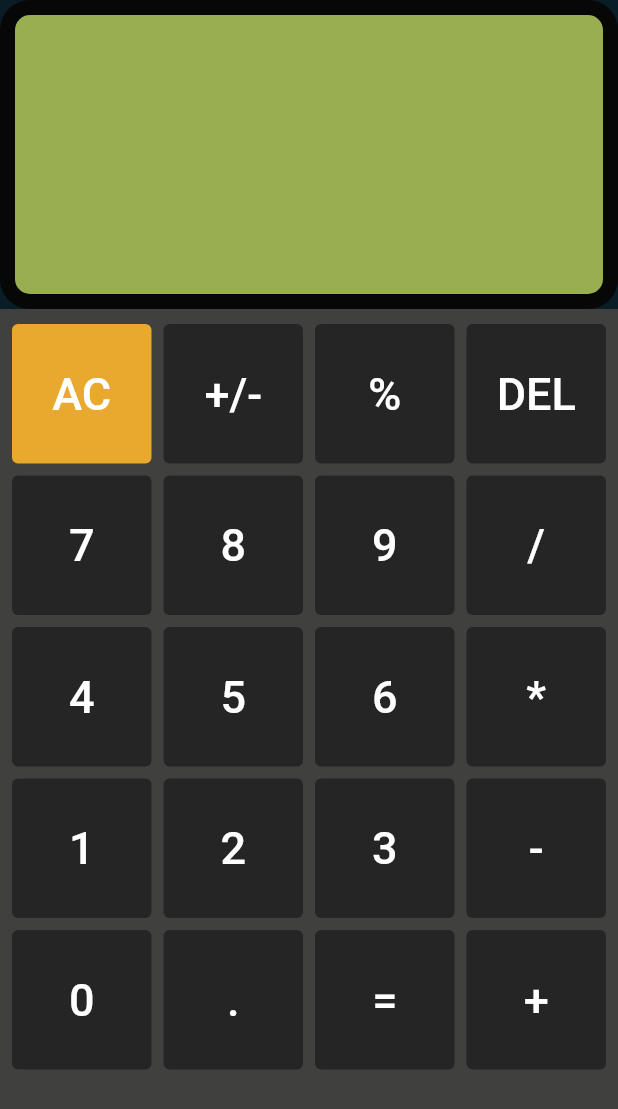
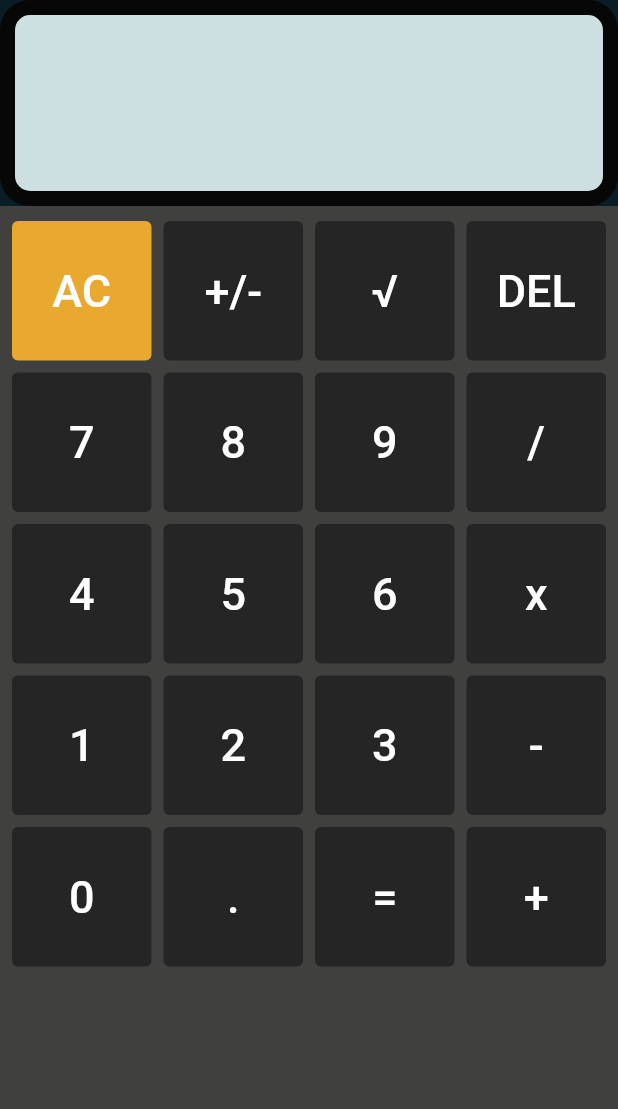
Before and after one commit to devkaio/level_up_02, a Flutter app: the screen it shows after launch, on a phone screen of 412 x 824 dp. Shown: the top 1109 px of the screen. Run offline on Flutter 3.47's test engine with Material 2 defaults, Android fonts, the phone set to English and light mode, and no system bars.

Commit message:
updated files

```diff
--- a/lib/calculator_widget.dart
+++ /dev/null
@@ -1,185 +0,0 @@
-import 'shared/widgets/imports.dart';
-import 'package:flutter/material.dart';
-
-class CalculatorWidget extends StatefulWidget {
-  const CalculatorWidget({Key? key}) : super(key: key);
-
-  @override
-  _CalculatorWidgetState createState() => _CalculatorWidgetState();
-}
-
-class _CalculatorWidgetState extends State<CalculatorWidget> {
-  final List<String> buttons = [
-    "AC",
-    "+/-",
-    "%",
-    "DEL",
-    "7",
-    "8",
-    "9",
-    "/",
-    "4",
-    "5",
-    "6",
-    "*",
-    "1",
-    "2",
-    "3",
-    "-",
-    "0",
-    ".",
-    "=",
-    "+",
-  ];
-
-  String input = '';
-  String result = '';
-
-  @override
-  Widget build(BuildContext context) {
-    return SafeArea(
-      child: Column(
-        children: [
-          Expanded(
-            flex: 1,
-            child: Container(
-              width: double.infinity,
-              decoration: BoxDecoration(
-                color: Color(0xFF99AE51),
-                border: Border.all(
-                  width: 10.0,
-                  color: Color(0xFF070707),
-                ),
-                borderRadius: BorderRadius.circular(
-                  20.0,
-                ),
-              ),
-              child: Column(
-                mainAxisAlignment: MainAxisAlignment.center,
-                children: [
-                  Align(
-                    alignment: Alignment.topRight,
-                    child: Text(
-                      '$input',
-                      style: TextStyle(
-                        color: Colors.black87,
-                        fontSize: 65.0,
-                        fontFamily: 'Calculator',
-                      ),
-                    ),
-                  ),
-                  Align(
-                    alignment: Alignment.bottomRight,
-                    child: Text(
-                      '$result',
-                      style: TextStyle(
-                        color: Colors.black87,
-                        fontSize: 65.0,
-                        fontFamily: 'Calculator',
-                      ),
-                    ),
-                  )
-                ],
-              ),
-            ),
-          ),
-          Expanded(
-            flex: 3,
-            child: Container(
-              color: Color(0xFF40413F),
-              padding:
-                  const EdgeInsets.symmetric(vertical: 10.0, horizontal: 8.0),
-              child: StaggeredGridView.countBuilder(
-                staggeredTileBuilder: (int index) => StaggeredTile.count(1, 1),
-                crossAxisSpacing: 8,
-                mainAxisSpacing: 8,
-                crossAxisCount: 4,
-                itemCount: 20,
-                itemBuilder: (BuildContext context, int index) {
-                  if (index == 0) {
-                    return Button(
-                      buttonPressed: () {
-                        setState(() {
-                          input = '';
-                          result = '0';
-                        });
-                      },
-                      buttonText: buttons[index],
-                      buttonColor: Color(0xFFE9A92F),
-                    );
-                  } else if (index == 1) {
-                    return Button(
-                      buttonText: buttons[index],
-                      buttonColor: Color(0xFF252525),
-                    );
-                  } else if (index == 2) {
-                    return Button(
-                      buttonPressed: () {
-                        setState(() {
-                          input += buttons[index];
-                        });
-                      },
-                      buttonText: buttons[index],
-                      buttonColor: Color(0xFF252525),
-                    );
-                  } else if (index == 3) {
-                    return Button(
-                      buttonPressed: () {
-                        setState(() {
-                          input = input.substring(0, input.length - 1);
-                        });
-                      },
-                      buttonText: buttons[index],
-                      buttonColor: Color(0xFF252525),
-                    );
-                  } else if (index == 18) {
-                    return Button(
-                      buttonPressed: () {
-                        setState(() {
-                          equalPressed();
-                        });
-                      },
-                      buttonText: buttons[index],
-                      buttonColor: Color(0xFF252525),
-                    );
-                  } else {
-                    return Button(
-                      buttonPressed: () {
-                        setState(() {
-                          input += buttons[index];
-                        });
-                      },
-                      buttonText: buttons[index],
-                      buttonColor: Color(0xFF252525),
-                    );
-                  }
-                },
-              ),
-            ),
-          ),
-        ],
-      ),
-    );
-  }
-
-  bool isOperator(String x) {
-    if (x == '/' || x == 'x' || x == '-' || x == '+' || x == '=') {
-      return true;
-    }
-    return false;
-  }
-
-  void equalPressed() {
-    String finalUserInput = input;
-    finalUserInput = input.replaceAll(
-      'x',
-      '*',
-    );
-
-    Parser p = Parser();
-    Expression exp = p.parse(finalUserInput);
-    ContextModel cm = ContextModel();
-    double eval = exp.evaluate(EvaluationType.REAL, cm);
-    result = eval.toString();
-  }
-}
--- /dev/null
+++ b/lib/src/home/calculator_widget.dart
@@ -0,0 +1,253 @@
+import 'package:simcalc/shared/widgets/imports.dart';
+import 'package:flutter/material.dart';
+
+class CalculatorWidget extends StatefulWidget {
+  const CalculatorWidget({Key? key}) : super(key: key);
+
+  @override
+  _CalculatorWidgetState createState() => _CalculatorWidgetState();
+}
+
+class _CalculatorWidgetState extends State<CalculatorWidget> {
+  final List<String> buttons = [
+    "AC",
+    "+/-",
+    "√",
+    "DEL",
+    "7",
+    "8",
+    "9",
+    "/",
+    "4",
+    "5",
+    "6",
+    "x",
+    "1",
+    "2",
+    "3",
+    "-",
+    "0",
+    ".",
+    "=",
+    "+",
+  ];
+
+  String input = '';
+  String _input = '';
+  String result = '';
+  String _result = '';
+  double num1 = 0.0;
+  double num2 = 0.0;
+  String operator = '';
+
+  @override
+  Widget build(BuildContext context) {
+    return SafeArea(
+      child: Column(
+        children: [
+          Flexible(
+            flex: 1,
+            child: Container(
+              width: double.infinity,
+              decoration: BoxDecoration(
+                color: Color(0xFFCDDFE1),
+                border: Border.all(
+                  width: 10.0,
+                  color: Color(0xFF070707),
+                ),
+                borderRadius: BorderRadius.circular(
+                  20.0,
+                ),
+              ),
+              child: Column(
+                mainAxisAlignment: MainAxisAlignment.end,
+                crossAxisAlignment: CrossAxisAlignment.end,
+                children: [
+                  Padding(
+                    padding: const EdgeInsets.symmetric(
+                        vertical: 8.0, horizontal: 0),
+                    child: result.isEmpty
+                        ? Text(
+                            input.length > 10 ? input.substring(0, 10) : input,
+                            style: TextStyle(
+                              color: Colors.black87,
+                              fontSize: 65.0,
+                              fontFamily: 'Calculator',
+                            ),
+                          )
+                        : Text(
+                            result.length > 11
+                                ? result.substring(0, 11)
+                                : result,
+                            style: TextStyle(
+                              color: Colors.black87,
+                              fontSize: 65.0,
+                              fontFamily: 'Calculator',
+                            ),
+                          ),
+                  ),
+                ],
+              ),
+            ),
+          ),
+          Flexible(
+            flex: 5,
+            child: Container(
+              color: Color(0xFF40413F),
+              padding:
+                  const EdgeInsets.symmetric(vertical: 10.0, horizontal: 8.0),
+              child: StaggeredGridView.countBuilder(
+                staggeredTileBuilder: (int index) => StaggeredTile.count(1, 1),
+                crossAxisSpacing: 8,
+                mainAxisSpacing: 8,
+                crossAxisCount: 4,
+                itemCount: 20,
+                itemBuilder: (BuildContext context, int index) {
+                  if (index == 7 || index == 11 || index == 15 || index == 19) {
+                    return Button(
+                      buttonPressed: () {
+                        checkOperator(index);
+                      },
+                      buttonText: buttons[index],
+                      buttonColor: Color(0xFF252525),
+                    );
+                  }
+
+                  if (index == 0) {
+                    return Button(
+                      buttonPressed: () {
+                        setState(() {
+                          input = '';
+                          _input = '';
+                          result = '';
+                          _result = '';
+                        });
+                      },
+                      buttonText: buttons[index],
+                      buttonColor: Color(0xFFE9A92F),
+                    );
+                  } else if (index == 1) {
+                    return Button(
+                      buttonText: buttons[index],
+                      buttonColor: Color(0xFF252525),
+                    );
+                  } else if (index == 2) {
+                    return Button(
+                      buttonPressed: () {
+                        setState(() {
+                          result += sqrt((num.parse(input))).toString();
+                        });
+                      },
+                      buttonText: buttons[index],
+                      buttonColor: Color(0xFF252525),
+                    );
+                  } else if (index == 3) {
+                    return Button(
+                      buttonPressed: () {
+                        setState(() {
+                          input = input.substring(0, input.length - 1);
+                        });
+                      },
+                      buttonText: buttons[index],
+                      buttonColor: Color(0xFF252525),
+                    );
+                  } else if (index == 18) {
+                    return Button(
+                      buttonPressed: () {
+                        checkResult();
+                      },
+                      buttonText: buttons[index],
+                      buttonColor: Color(0xFF252525),
+                    );
+                  } else if (index == 17) {
+                    return Button(
+                      buttonPressed: () {
+                        setState(() {
+                          if (input.contains(".")) {
+                            input.replaceAll('.', '');
+                          } else {
+                            input = input + buttons[index];
+                          }
+                        });
+                      },
+                      buttonText: buttons[index],
+                      buttonColor: Color(0xFF252525),
+                    );
+                  } else {
+                    return Button(
+                      buttonPressed: () {
+                        setState(() {
+                          input += buttons[index];
+                        });
+                      },
+                      buttonText: buttons[index],
+                      buttonColor: Color(0xFF252525),
+                    );
+                  }
+                },
+              ),
+            ),
+          ),
+        ],
+      ),
+    );
+  }
+
+  void checkResult() {
+    if (result.isEmpty) {
+      num2 = double.parse(input);
+      if (operator == '/') {
+        _result = (num1 / num2).toString();
+      }
+      if (operator == 'x') {
+        _result = (num1 * num2).toString();
+      }
+      if (operator == '-') {
+        _result = (num1 - num2).toString();
+      }
+      if (operator == '+') {
+        _result = (num1 + num2).toString();
+      }
+      setState(() {
+        result = double.parse(_result).toString();
+      });
+    } else {
+      num2 = double.parse(input);
+      if (operator == '/') {
+        result = (num2 / double.parse(_input)).toString();
+      }
+      if (operator == 'x') {
+        result = (num2 * double.parse(_input)).toString();
+      }
+      if (operator == '-') {
+        result = (num2 - double.parse(_input)).toString();
+      }
+      if (operator == '+') {
+        result = (num2 + double.parse(_input)).toString();
+      }
+
+      setState(() {
+        input = '';
+        result = double.parse(result).toString();
+      });
+    }
+  }
+
+  void checkOperator(int index) {
+    if (result.isEmpty) {
+      num1 = double.parse(input);
+      operator = buttons[index];
+      _result = '';
+      setState(() {
+        input = '';
+      });
+    } else {
+      num1 = double.parse(result);
+      operator = buttons[index];
+      result = '';
+      setState(() {
+        input = result.toString();
+      });
+    }
+  }
+}
--- a/pubspec.yaml
+++ b/pubspec.yaml
@@ -29,7 +29,6 @@ dependencies:
   # Use with the CupertinoIcons class for iOS style icons.
   cupertino_icons: ^1.0.2
   flutter_staggered_grid_view: ^0.4.0
-  math_expressions: ^2.1.1
 
 dev_dependencies:
   flutter_test:
```
Also changed, not shown: lib/display_result_widget.dart (deleted, +0 -22 lines), lib/shared/widgets/imports.dart (+3 -4 lines), lib/shared/widgets/button_widget.dart (renamed from lib/button_widget.dart), pubspec.lock, 1 other file.
